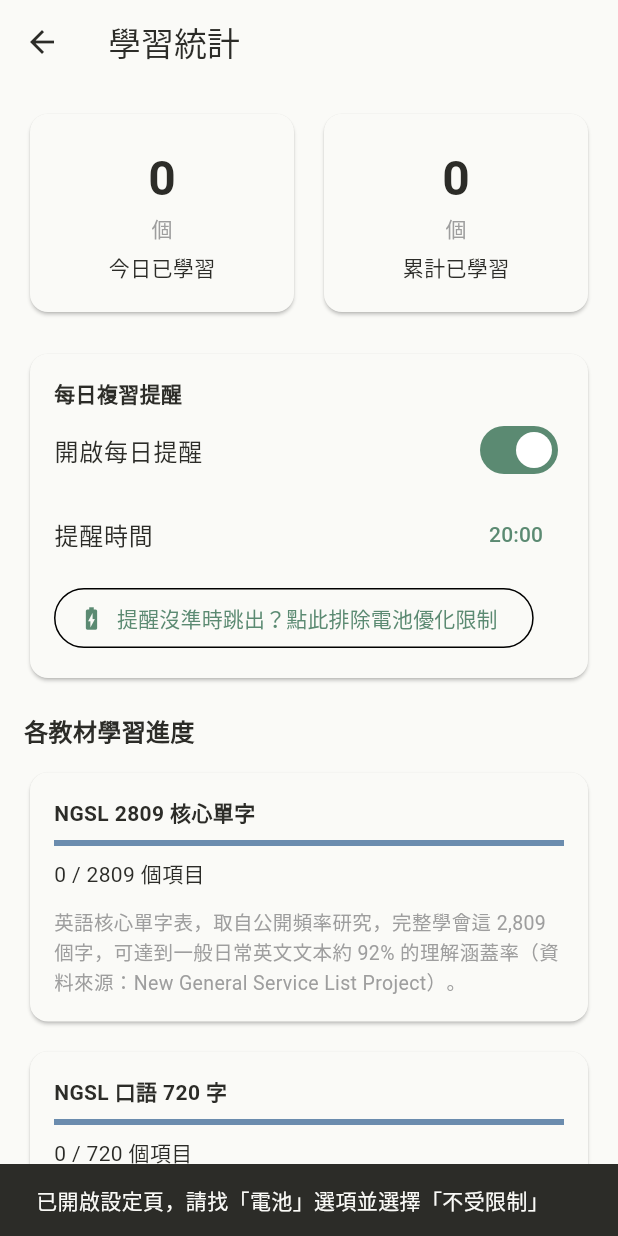
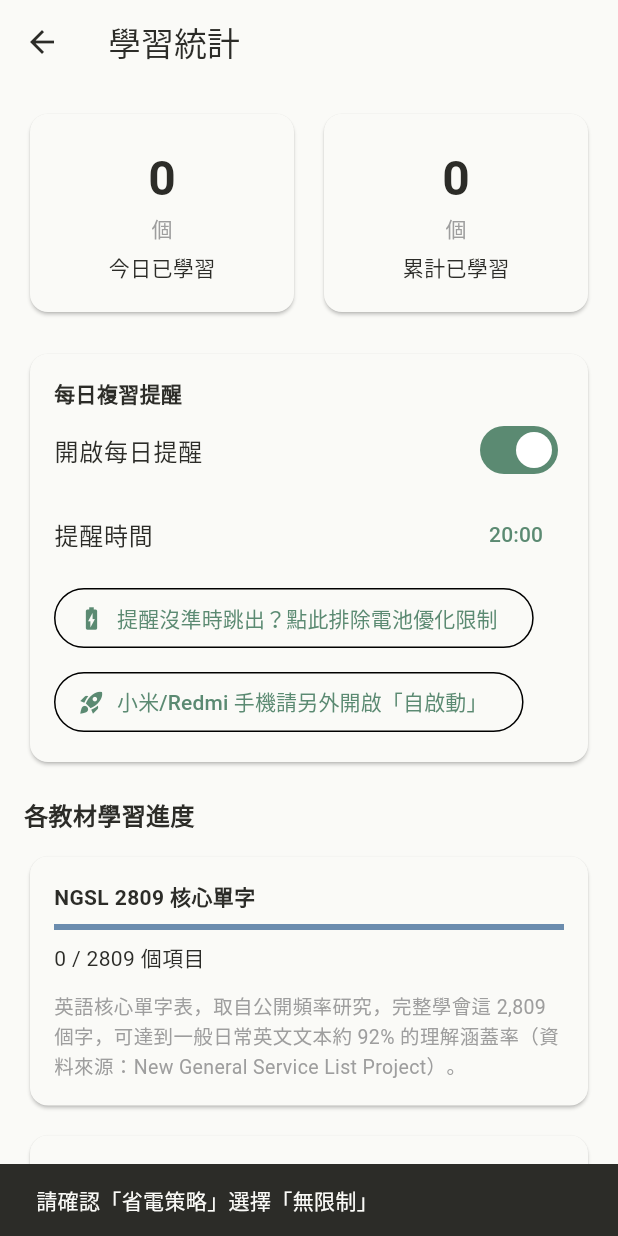
Before and after one commit to lawrence124875/english-learning-app, a Flutter app: the StatsScreen screen opened directly, after a tap on "提醒沒準時跳出？點此排除電池優化限制", on a phone screen of 412 x 824 dp. Run offline on Flutter 3.47's test engine with Material 3 defaults, Android fonts, the phone set to English and light mode, and no system bars; our stand-ins replace audio_service, cloud_firestore, firebase_core, firebase_crashlytics, firebase_storage, flutter_local_notifications and 6 more; missing offline and left inert: android_intent_plus, purchases_flutter; accounts and stored records are empty; network calls fail.

Commit message:
加入小米 MIUI 專屬設定跳轉：省電策略 + 自啟動管理
確認測試裝置是小米/Redmi 後，找到根本原因：MIUI 系統在標準 Android
電池優化之外，另外疊加了自己專屬的「省電策略」跟「自啟動管理」，
這是小米自己的機制，標準 Android API 完全打不開，只能用小米的
專屬 Intent 跳轉。

- 用 android_intent_plus 套件呼叫小米專屬的 ComponentName，
  優先跳轉到 App 專屬的省電策略頁面，跳轉失敗才退回標準 Android
  電池優化設定
- 新增「自啟動管理」跳轉按鈕（MIUI 另一個獨立的背景執行權限，
  跟省電策略是分開的兩件事，兩個都要開才能確保背景服務穩定運作）
- 兩個按鈕都用 try-catch 包起來，非小米裝置上會靜默失敗，
  不影響其他廠牌手機使用

```diff
--- a/lib/data/sources/notification_service.dart
+++ b/lib/data/sources/notification_service.dart
@@ -2,6 +2,7 @@ import 'package:flutter_local_notifications/flutter_local_notifications.dart';
 import 'package:timezone/timezone.dart' as tz;
 import 'package:timezone/data/latest.dart' as tz_data;
 import 'package:permission_handler/permission_handler.dart';
+import 'package:android_intent_plus/android_intent.dart';
 
 /// 複習提醒的本地通知服務。
 /// 使用者可以設定一個每天固定的提醒時間，App 會在那個時間跳出通知，
@@ -145,12 +146,14 @@ class NotificationService {
   /// 依 Google Play 政策，這個權限只能透過使用者主動點擊觸發，
   /// 不能在 App 啟動時自動跳出來要求。
   ///
-  /// 注意：這個特殊權限的系統對話框通常只會在「第一次」請求時正常
-  /// 跳出來，使用者做出選擇後，Android 不一定會在同一個 App 執行期間
-  /// 讓你再跳第二次對話框（就算使用者上次選了拒絕）。第二次之後改成
-  /// 直接開啟這個 App 的系統設定頁，讓使用者自己手動找到電池選項調整，
-  /// 這樣每次按都保證有反應。
+  /// 小米 MIUI 系統在標準 Android 電池優化之外，另外疊加了一層自己
+  /// 專屬的「省電策略」與「自啟動管理」，標準 Android API 打不開，
+  /// 這裡優先嘗試跳轉到 MIUI 專屬設定頁；如果失敗（例如不是小米手機、
+  /// 或該頁面在這個 MIUI 版本上不存在），才退回標準 Android 設定頁。
   static Future<void> requestIgnoreBatteryOptimizations() async {
+    final openedMiui = await _tryOpenMiuiPowerSettings();
+    if (openedMiui) return;
+
     final status = await Permission.ignoreBatteryOptimizations.status;
     if (status.isGranted) return;
 
@@ -159,4 +162,39 @@ class NotificationService {
       await openAppSettings();
     }
   }
+
+  static Future<bool> _tryOpenMiuiPowerSettings() async {
+    try {
+      final intent = AndroidIntent(
+        action: 'action_view',
+        package: 'com.miui.powerkeeper',
+        componentName: 'com.miui.powerkeeper.ui.HiddenAppsConfigActivity',
+        arguments: <String, dynamic>{
+          'package_name': 'tw.bcc.englishapp',
+          'package_label': '智慧聽覺巡航',
+        },
+      );
+      await intent.launch();
+      return true;
+    } catch (_) {
+      return false;
+    }
+  }
+
+  /// 跳轉到小米 MIUI 的「自啟動管理」列表頁（沒辦法直接跳到單一 App，
+  /// 需要使用者自己在列表裡找到本 App 開啟）。同樣只在小米裝置上
+  /// 有作用，其他廠牌會靜默失敗。
+  static Future<void> openMiuiAutostartSettings() async {
+    try {
+      final intent = AndroidIntent(
+        action: 'action_view',
+        package: 'com.miui.securitycenter',
+        componentName:
+            'com.miui.permcenter.autostart.AutoStartManagementActivity',
+      );
+      await intent.launch();
+    } catch (_) {
+      // 非小米裝置或找不到這個頁面，靜默略過即可。
+    }
+  }
 }
--- a/lib/presentation/screens/stats_screen.dart
+++ b/lib/presentation/screens/stats_screen.dart
@@ -218,13 +218,29 @@ class _ReminderSectionState extends State<_ReminderSection> {
                   if (!context.mounted) return;
                   ScaffoldMessenger.of(context).showSnackBar(
                     const SnackBar(
-                      content: Text('已開啟設定頁，請找「電池」選項並選擇「不受限制」'),
+                      content: Text('請確認「省電策略」選擇「無限制」'),
                       duration: Duration(seconds: 4),
                     ),
                   );
                 },
                 icon: const Icon(Icons.battery_charging_full, size: 18),
                 label: const Text('提醒沒準時跳出？點此排除電池優化限制'),
+              ),
+              const SizedBox(height: 8),
+              OutlinedButton.icon(
+                onPressed: () async {
+                  await NotificationService.openMiuiAutostartSettings();
+                  if (!context.mounted) return;
+                  ScaffoldMessenger.of(context).showSnackBar(
+                    const SnackBar(
+                      content: Text('小米手機請在清單裡找到本App並開啟自啟動'
+                          '（其他廠牌手機可忽略這個按鈕）'),
+                      duration: Duration(seconds: 4),
+                    ),
+                  );
+                },
+                icon: const Icon(Icons.rocket_launch, size: 18),
+                label: const Text('小米/Redmi 手機請另外開啟「自啟動」'),
               ),
             ],
           ],
--- a/pubspec.yaml
+++ b/pubspec.yaml
@@ -24,6 +24,7 @@ dependencies:
   flutter_local_notifications: ^18.0.1
   timezone: ^0.9.4
   permission_handler: ^11.3.1
+  android_intent_plus: ^5.1.0
 
 dev_dependencies:
   flutter_test:
```
